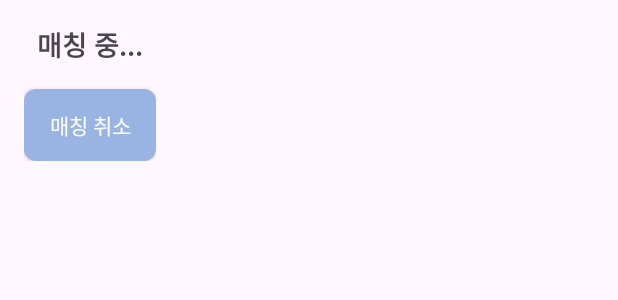
After one commit to Libienz/Spoot-Taxi-FrontEnd, an Android app: the layout matching_popup.xml on its own in the app's theme, with its tools: preview values and no code run, on a phone screen of 412 x 824 dp. The commit adds this screen. Shown: the top 300 px of the screen. Run offline under Robolectric (Android 15) with nearby library versions, the phone set to English and light mode, and no system bars.

Commit message:
Feat: matching Popup

```diff
--- /dev/null
+++ b/app/src/main/res/layout/matching_popup.xml
@@ -0,0 +1,28 @@
+<LinearLayout xmlns:android="http://schemas.android.com/apk/res/android"
+    android:layout_width="wrap_content"
+    android:layout_height="wrap_content"
+    android:orientation="vertical"
+    android:padding="16dp">
+
+    <TextView
+        android:id="@+id/statusTextView"
+        android:layout_width="wrap_content"
+        android:layout_height="wrap_content"
+        android:text="매칭 중..."
+        android:textSize="18sp"
+        android:textStyle="bold"
+        android:layout_gravity="center_horizontal"
+        android:layout_marginBottom="16dp" />
+
+    <android.widget.Button
+        android:id="@+id/cancelButton"
+        android:layout_width="wrap_content"
+        android:layout_height="wrap_content"
+        android:text="매칭 취소"
+        android:textColor="@android:color/white"
+        android:background="@drawable/button"
+        android:paddingStart="16dp"
+        android:paddingEnd="16dp"
+        android:layout_gravity="center_horizontal" />
+
+</LinearLayout>
```
Also changed, not shown: app/src/main/java/com/example/spoot_taxi_front/MatchingFragment.java (+32 -1 lines), app/src/main/java/com/example/spoot_taxi_front/MatchingPopup.java (added, +27 -0 lines).
